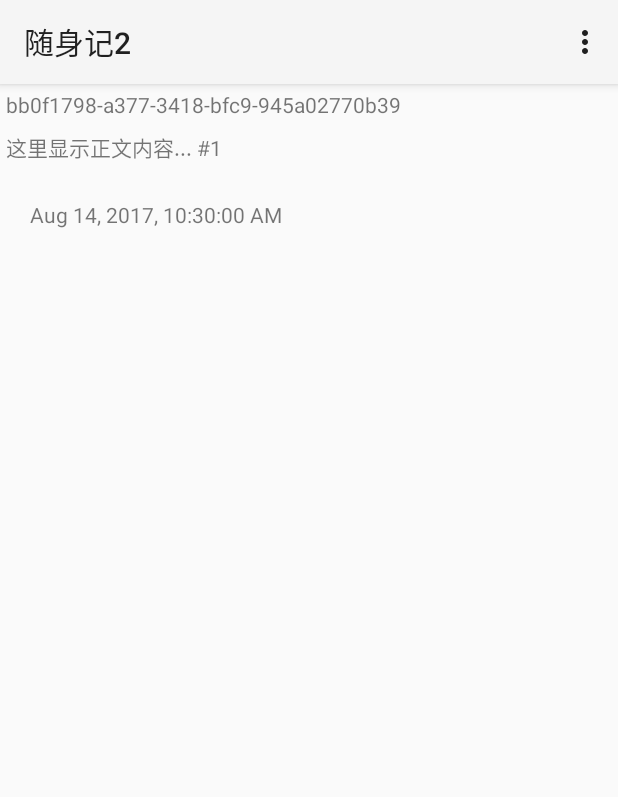
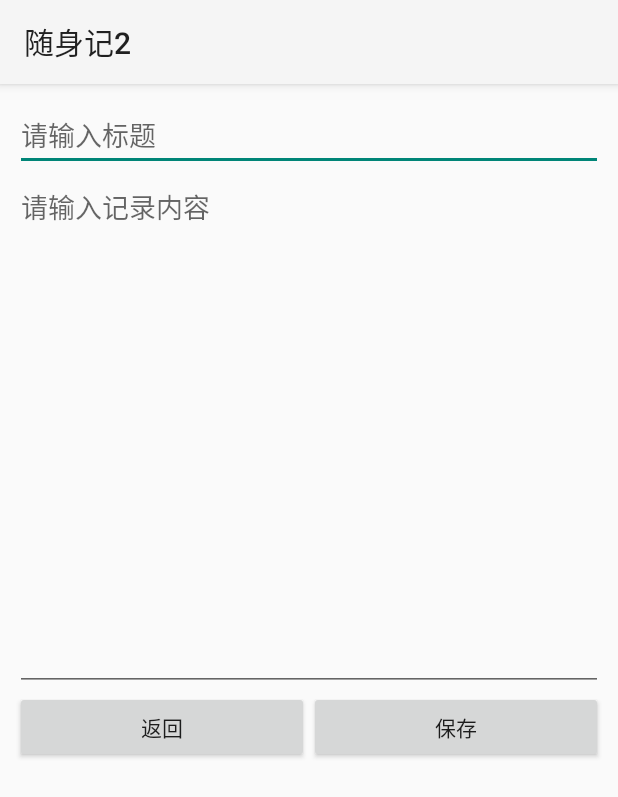
Before and after one commit to jarodzhao/shsj, an Android app: the screen it shows after launch (MainActivity before the commit, AddActivity after it), in the options menu, after a tap on "添加", on a phone screen of 412 x 824 dp. Shown: the top 797 px of the screen. Run offline under Robolectric (Android 15) with nearby library versions, the phone set to English and light mode, and no system bars.

Commit message:
增加[添加]功能

```diff
--- a/app/src/main/AndroidManifest.xml
+++ b/app/src/main/AndroidManifest.xml
@@ -17,6 +17,7 @@
                 <category android:name="android.intent.category.LAUNCHER" />
             </intent-filter>
         </activity>
+		<activity android:name=".AddActivity"></activity>
     </application>
 
 </manifest>
--- /dev/null
+++ b/app/src/main/java/com/jarodzhao/shsj/AddActivity.java
@@ -0,0 +1,68 @@
+package com.jarodzhao.shsj;
+
+import android.app.*;
+import android.os.*;
+import android.widget.*;
+import android.view.View.*;
+import android.view.*;
+
+import com.jarodzhao.shsj.utils.*;
+
+import java.util.*;
+//import android.provider.*;
+
+public class AddActivity extends Activity implements OnClickListener
+{
+	Note note;
+
+	Button button_back;
+	Button button_save;
+
+	EditText editText_title;
+	EditText editText_content;
+
+	@Override
+	protected void onCreate(Bundle savedInstanceState)
+	{
+		super.onCreate(savedInstanceState);
+		setContentView(R.layout.layout_add);
+
+		button_back = (Button) findViewById(R.id.button_back);
+		button_save = (Button) findViewById(R.id.button_save);
+		button_back.setOnClickListener(this);
+		button_save.setOnClickListener(this);
+
+		editText_title = (EditText) findViewById(R.id.editText_title);
+		editText_content = (EditText) findViewById(R.id.editText_content);
+
+
+	}
+
+
+	@Override
+	public void onClick(View view)
+	{
+		switch (view.getId())
+		{
+			case R.id.button_back:
+				finish();
+				break;
+			case R.id.button_save:
+				save();
+				finish();
+				break;
+		}
+	}
+
+
+	void save()
+	{
+		note = new Note();
+		note.setTitle(editText_title.getText().toString().trim());
+		note.setContent(editText_content.getText().toString());
+		note.setPubDate(new Date());
+
+		NoteService ns = new NoteService();
+		ns.saveNote(this, note);
+	}
+}
--- a/app/src/main/java/com/jarodzhao/shsj/MainActivity.java
+++ b/app/src/main/java/com/jarodzhao/shsj/MainActivity.java
@@ -28,8 +28,6 @@ public class MainActivity extends Activity implements OnClickListener
         super.onCreate(savedInstanceState);
         setContentView(R.layout.main);
 
-		insertDate();
-
 		mainListView = (ListView) findViewById(R.id.mainListView1);
 
 		//Log.d("jarod", ddHelper.getDatabaseName());
@@ -51,7 +49,7 @@ public class MainActivity extends Activity implements OnClickListener
 			{
 				Map<String,Object> map = new HashMap<String, Object>();
 
-				map.put("title", cursor.getString(cursor.getColumnIndex("id")));
+				map.put("title", cursor.getString(cursor.getColumnIndex("title")));
 				map.put("content", cursor.getString(cursor.getColumnIndex("content")));
 				map.put("pub_date", cursor.getString(cursor.getColumnIndex("pub_date")));
 				list.add(map);
@@ -77,31 +75,6 @@ public class MainActivity extends Activity implements OnClickListener
 
     }
 
-	//生成测试数据
-	void insertDate()
-	{
-
-		DDHelper ddHelper = new DDHelper(this, null, 1);
-		SQLiteDatabase db = ddHelper.getWritableDatabase();
-
-		Note note;
-		ContentValues values;
-
-		for (int i=1;i < 2;i++)
-		{
-			note  = new Note();
-			values = new ContentValues();
-
-			values.put("id", note.getId().toString());
-			values.put("title", "abc #" + i);
-			values.put("content", "这里显示正文内容... #" + i);
-			values.put("pub_date", new Date().toLocaleString());
-
-			db.insert("t_note", null, values);
-		}
-
-		db.close();
-	}
 
 	@Override
 	public void onClick(View view)
@@ -125,7 +98,17 @@ public class MainActivity extends Activity implements OnClickListener
 		super.onOptionsItemSelected(item);
 		switch (item.getItemId())
 		{
-			case R.id.add:
+			case R.id.menu_add:
+				Intent intent = new Intent(this, AddActivity.class);
+				startActivity(intent);
+				return true;
+			case R.id.menu_delete:
+				Toast.makeText(this, item.getTitle(), Toast.LENGTH_SHORT).show();
+				return true;
+			case R.id.menu_setup:
+				Toast.makeText(this, item.getTitle(), Toast.LENGTH_SHORT).show();
+				return true;
+			case R.id.menu_about:
 				Toast.makeText(this, item.getTitle(), Toast.LENGTH_SHORT).show();
 				return true;
 		}
--- /dev/null
+++ b/app/src/main/java/com/jarodzhao/shsj/utils/NoteService.java
@@ -0,0 +1,30 @@
+package com.jarodzhao.shsj.utils;
+
+import android.content.*;
+import android.app.*;
+import android.database.sqlite.*;
+import android.util.*;
+import android.widget.*;
+
+public class NoteService
+{
+	ContentValues values;
+
+	//保存方法
+	public void saveNote(Activity activity, Note note)
+	{
+		DDHelper ddHelper = new DDHelper(activity, null, 1);
+		SQLiteDatabase db = ddHelper.getWritableDatabase();
+
+		values = new ContentValues();
+
+		values.put("id", note.getId().toString());
+		values.put("title", note.getTitle());
+		values.put("content", note.getContent());
+		values.put("pub_date", note.getPubDate().toLocaleString());
+
+		db.insert("t_note", null, values);
+
+		db.close();
+	}
+}
--- /dev/null
+++ b/app/src/main/res/layout/layout_add.xml
@@ -0,0 +1,47 @@
+<?xml version="1.0" encoding="utf-8"?>
+<LinearLayout
+	xmlns:android="http://schemas.android.com/apk/res/android"
+	android:layout_width="fill_parent"
+	android:layout_height="fill_parent"
+	android:orientation="vertical"
+	android:padding="10dp">
+
+	<EditText
+		android:layout_height="wrap_content"
+		android:layout_width="match_parent"
+		android:ems="10"
+		android:id="@+id/editText_title"
+		android:hint="@string/layout_add_title"/>
+
+	<EditText
+		android:inputType="textMultiLine"
+		android:layout_width="match_parent"
+		android:ems="10"
+		android:layout_height="wrap_content"
+		android:lines="15"
+		android:id="@+id/editText_content"
+		android:hint="@string/layout_add_content"
+		android:gravity="top"/>
+
+	<LinearLayout
+		android:layout_height="wrap_content"
+		android:layout_width="match_parent"
+		android:orientation="horizontal">
+
+		<Button
+			android:layout_height="wrap_content"
+			android:layout_width="wrap_content"
+			android:text="@string/layout_add_back"
+			android:layout_weight="1.0"
+			android:id="@+id/button_back"/>
+
+		<Button
+			android:layout_height="wrap_content"
+			android:layout_width="wrap_content"
+			android:text="@string/layout_add_save"
+			android:layout_weight="1.0"
+			android:id="@+id/button_save"/>
+
+	</LinearLayout>
+
+</LinearLayout>
--- a/app/src/main/res/menu/options_menu.xml
+++ b/app/src/main/res/menu/options_menu.xml
@@ -1,7 +1,16 @@
 <menu xmlns:android="http://schemas.android.com/apk/res/android">
 
     <item
-        android:id="@+id/add"
+        android:id="@+id/menu_add"
         android:title="添加"/>
+	<item
+        android:id="@+id/menu_delete"
+        android:title="删除"/>
+	<item
+        android:id="@+id/menu_setup"
+        android:title="设置"/>
+	<item
+        android:id="@+id/menu_about"
+        android:title="关于"/>
 
 </menu>
--- a/app/src/main/res/values/strings.xml
+++ b/app/src/main/res/values/strings.xml
@@ -3,4 +3,9 @@
 
     <string name="app_name">随身记2</string>
 
+	<string name="layout_add_title">请输入标题</string>
+	<string name="layout_add_content">请输入记录内容</string>
+	<string name="layout_add_back">返回</string>
+	<string name="layout_add_save">保存</string>
+
 </resources>
```
Also changed, not shown: 36 other files.
